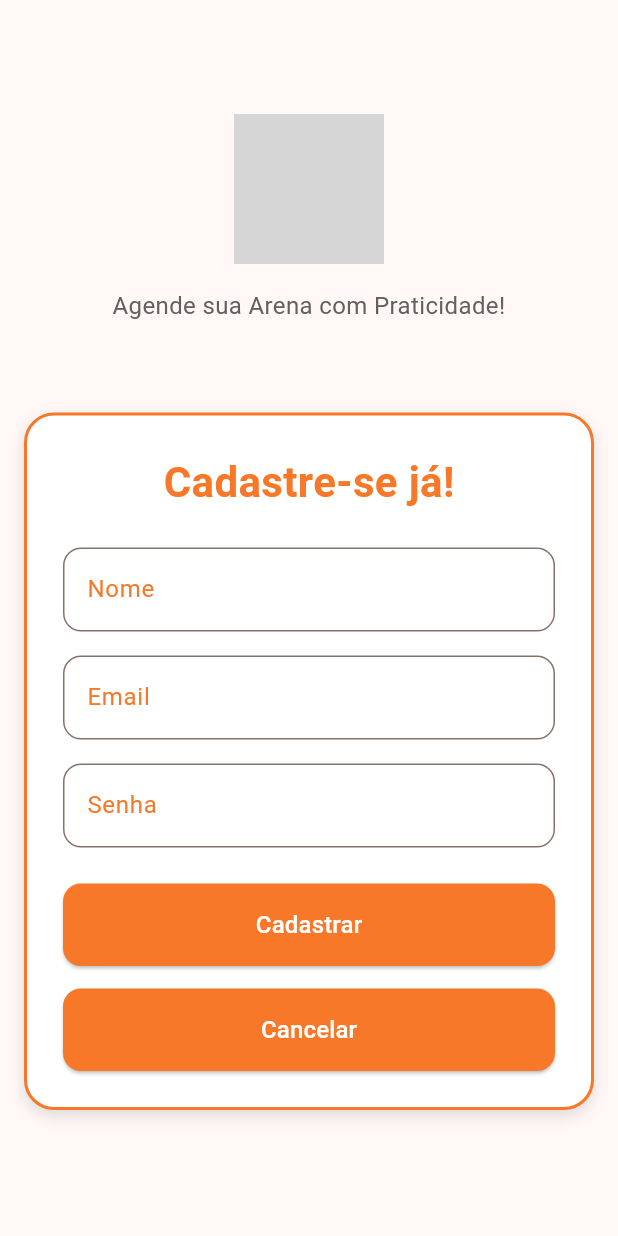
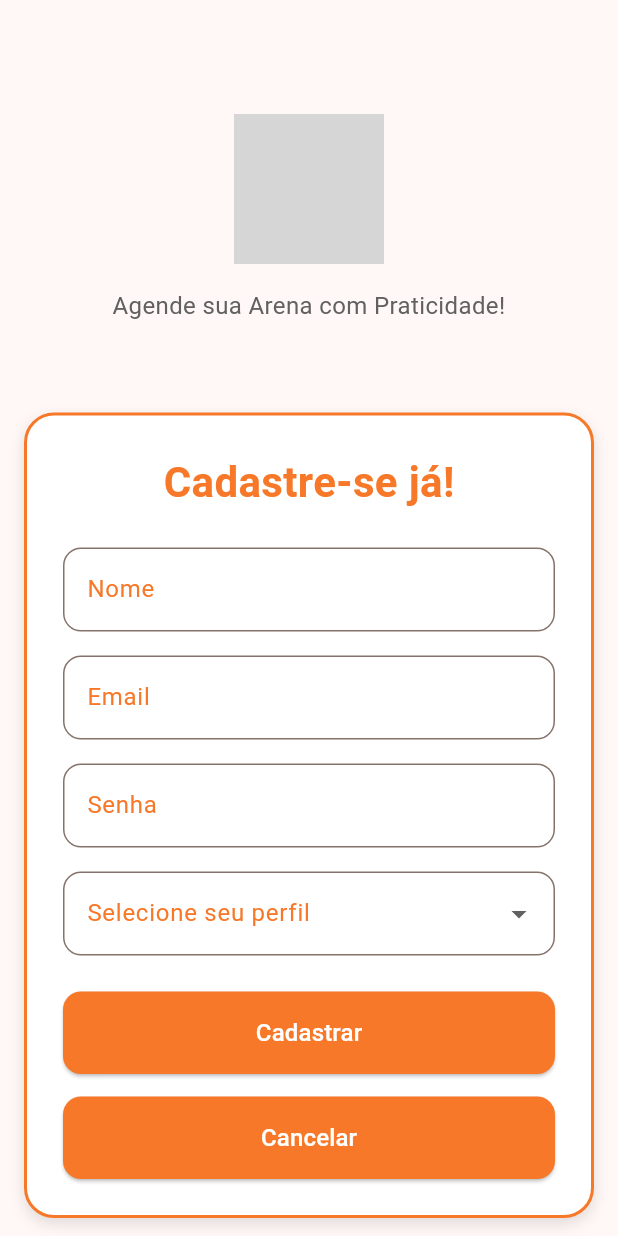
Before and after one commit to Aiko-sys/agendaki, a Flutter app: the CadastroScreen screen opened by its route, on a phone screen of 412 x 824 dp. Run offline on Flutter 3.47's test engine with Material 3 defaults, Android fonts, the phone set to English and light mode, and no system bars; our stand-ins replace cloud_firestore, firebase_auth, firebase_core; accounts and stored records are empty; statements that could not run were skipped; grey boxes are pictures that could not be loaded.

Commit message:
cadastro

```diff
--- a/lib/screens/cadastro_screen.dart
+++ b/lib/screens/cadastro_screen.dart
@@ -7,12 +7,15 @@ class CadastroScreen extends StatefulWidget{
 
   @override
   State<CadastroScreen> createState() => _CadastroScreenState();
+
 }
 
 class _CadastroScreenState extends State<CadastroScreen> {
   final TextEditingController nameController = TextEditingController();
   final TextEditingController emailController = TextEditingController();
   final TextEditingController passwordController = TextEditingController();
+  final List<String> _opcoes = ['Cliente', 'Organização'];
+  String? _selecOpcao;
 
   Future<void> salvarUsuario() async {
     if (nameController.text.isEmpty || emailController.text.isEmpty || passwordController.text.isEmpty) {
@@ -137,6 +140,35 @@ class _CadastroScreenState extends State<CadastroScreen> {
                         ),
                       ),
                     ),
+                    const SizedBox(height: 16,),
+                    DropdownButtonFormField<String>(
+                      decoration: InputDecoration(
+                        labelText: 'Selecione seu perfil',
+                        labelStyle: TextStyle(color: laranjaForte),
+                        border: OutlineInputBorder(
+                          borderRadius: BorderRadius.circular(12),
+                        ),
+                        focusedBorder: OutlineInputBorder(
+                          borderSide: BorderSide(color: laranjaForte),
+                          borderRadius: BorderRadius.circular(12),
+                        ),
+                      ),
+                      value: _selecOpcao,
+                      items: _opcoes.map((option) {
+                        return DropdownMenuItem(
+                          value: option,
+                          child: Text(option),
+                        );
+                      }).toList(),
+                      onChanged: (value) {
+                        setState(() {
+                          _selecOpcao = value;
+                        });
+                      },
+                      validator: (value) =>
+                          value == null ? 'Please select a fruit' : null,
+                    ),
+
                     const SizedBox(height: 24),
                     SizedBox(
                       width: double.infinity,
```
